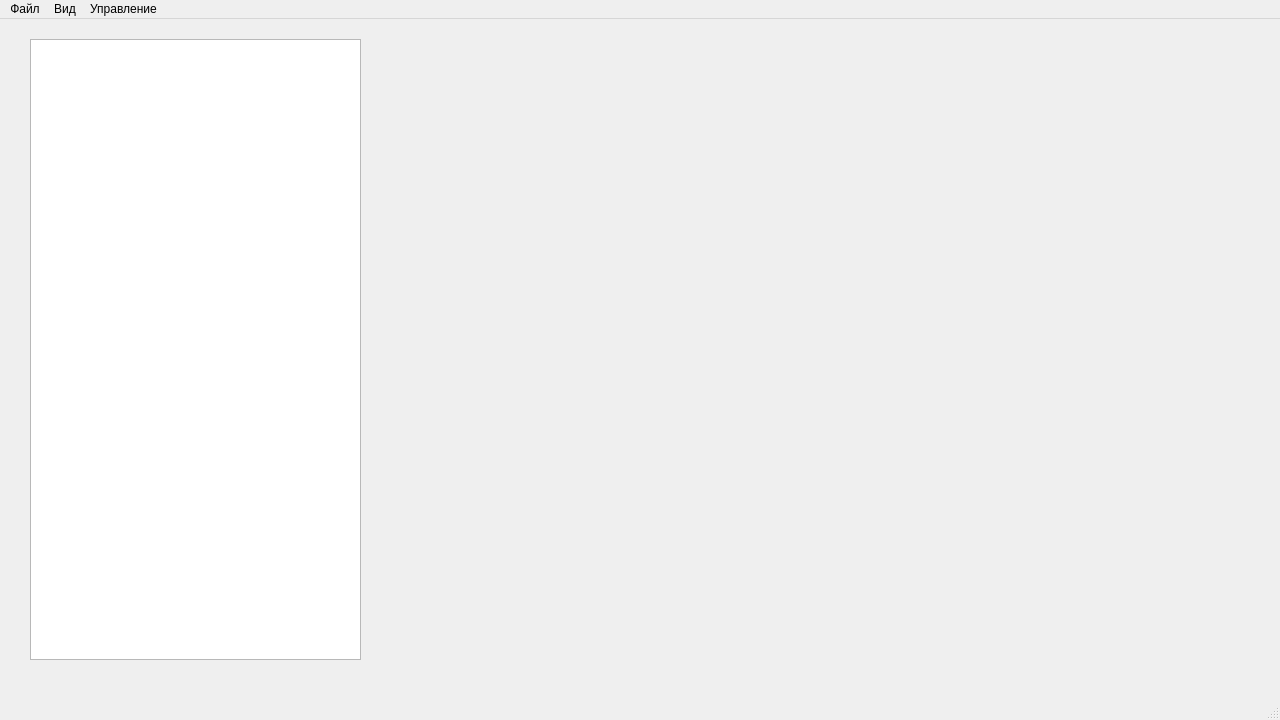
Before: the Qt Designer form ui/project_menu.ui in Free3err/toDev, drawn with Qt 5.
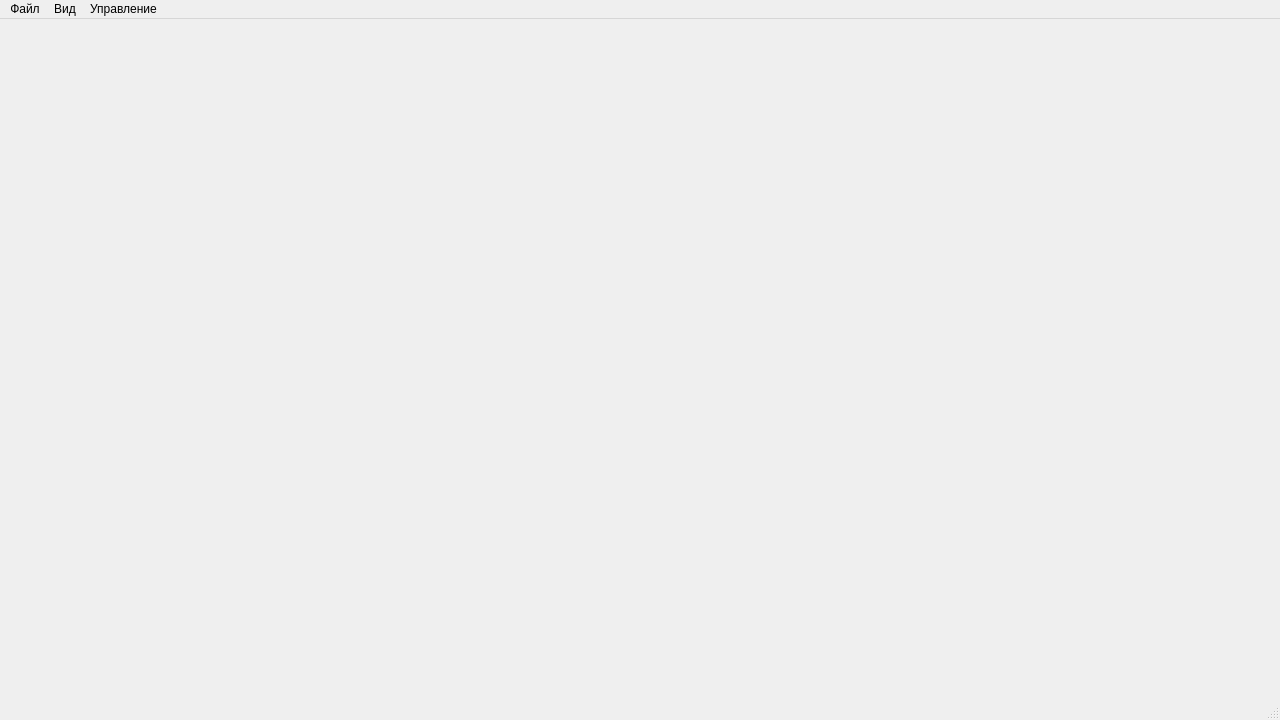
After: the same form once the commit is applied.

Diff of the .ui file:
```diff
--- a/ui/project_menu.ui
+++ b/ui/project_menu.ui
@@ -13,23 +13,7 @@
   <property name="windowTitle">
    <string>Проект</string>
   </property>
-  <widget class="QWidget" name="centralwidget">
-   <widget class="QWidget" name="gridLayoutWidget">
-    <property name="geometry">
-     <rect>
-      <x>30</x>
-      <y>20</y>
-      <width>331</width>
-      <height>621</height>
-     </rect>
-    </property>
-    <layout class="QGridLayout" name="gridLayout">
-     <item row="0" column="0">
-      <widget class="QTreeView" name="treeView"/>
-     </item>
-    </layout>
-   </widget>
-  </widget>
+  <widget class="QWidget" name="centralwidget"/>
   <widget class="QMenuBar" name="menubar">
    <property name="geometry">
     <rect>
```
Left out of the diff: 93 changed lines with no effect on the pictures.
